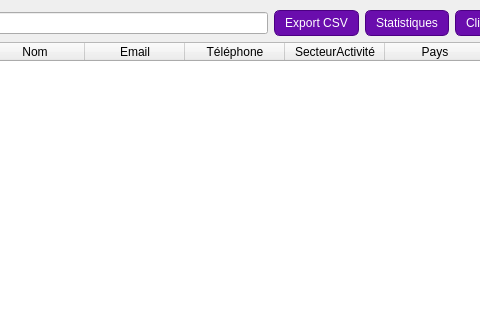
Above: gestionclient.ui from ProjetCPP2A21/projetcpp-2a21-smart-digital-content-creation-studio before the change; both pictures show x 656 to 1136 and y 0 to 320 of the 1231 by 661 pixel window. Below: the same form after it.
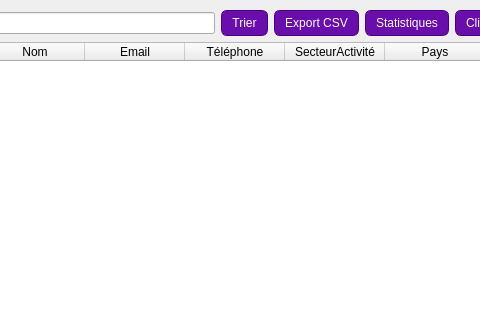
That is the form after the change.

```diff
--- a/gestionclient.ui
+++ b/gestionclient.ui
@@ -407,6 +407,26 @@
         </property>
        </widget>
       </item>
+      <item>
+       <widget class="QPushButton" name="pushButton_9">
+        <property name="styleSheet">
+         <string notr="true">QPushButton {
+    background: #6A0DAD;
+    color: white;
+    border: 1px solid #4B0082;
+    border-radius: 6px;
+    padding: 5px 10px;
+}
+
+QPushButton:hover {
+    background: #1B1B3A;
+}</string>
+        </property>
+        <property name="text">
+         <string>Trier</string>
+        </property>
+       </widget>
+      </item>
       <item>
        <widget class="QPushButton" name="pushButton_7">
         <property name="styleSheet">
```
Left out of the diff: 1 changed line with no effect on the pictures.
